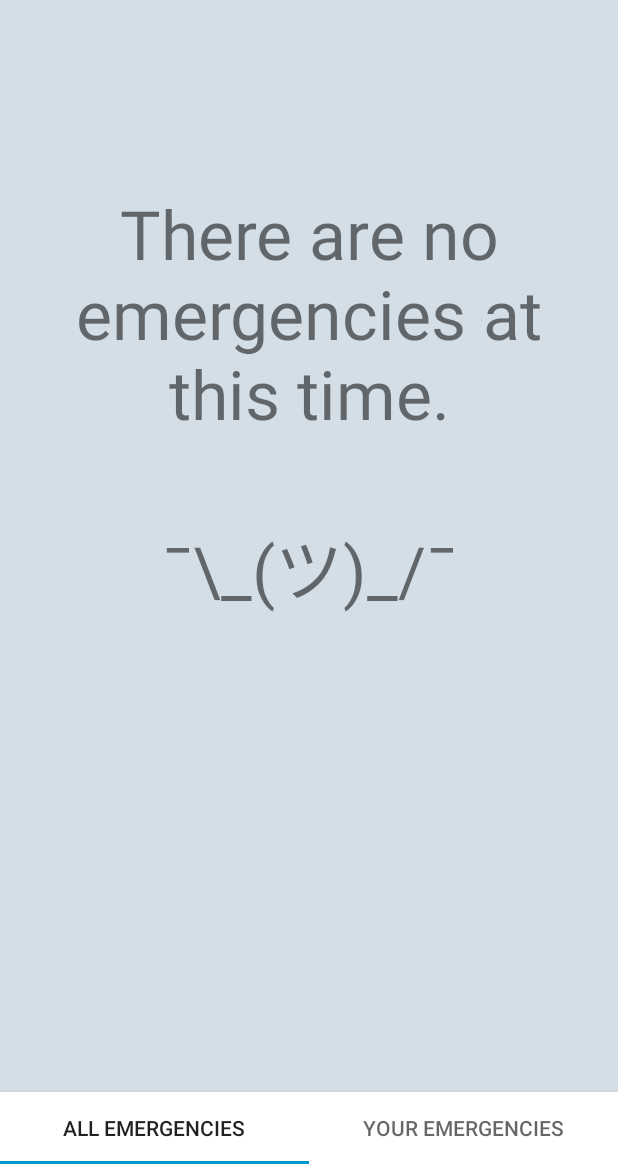
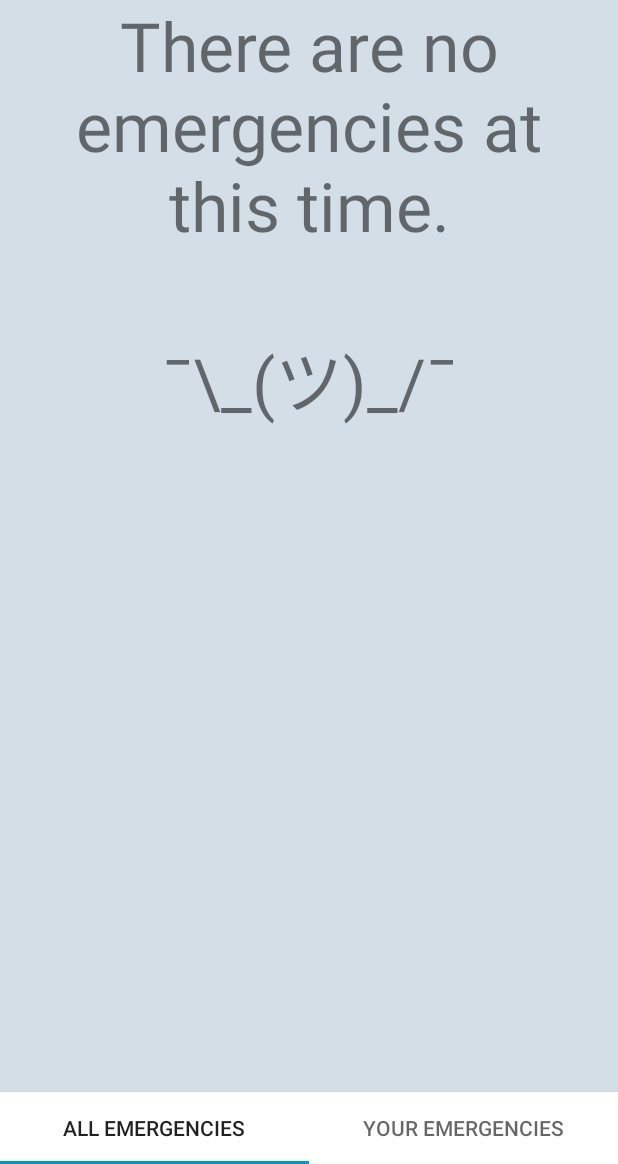
Before and after one commit to Mackatttack123/efar, an Android app: the EFARMainActivityTabbed screen opened directly, with no data from a screen before it, on a phone screen of 412 x 824 dp, the part 72-1236 px from its top. Run offline under Robolectric (Android 15) with nearby library versions, the phone set to English and light mode, and no system bars; our stand-ins replace Firebase (no records; nobody signed in at launch, a user with empty details on screens opened directly); 6 statements that could not run were skipped.

Commit message:
screen size fixes

```diff
--- a/app/src/main/res/layout/activity_efarmain_tabbed.xml
+++ b/app/src/main/res/layout/activity_efarmain_tabbed.xml
@@ -1,5 +1,5 @@
 <?xml version="1.0" encoding="utf-8"?>
-<android.support.design.widget.CoordinatorLayout xmlns:android="http://schemas.android.com/apk/res/android"
+<android.support.constraint.ConstraintLayout xmlns:android="http://schemas.android.com/apk/res/android"
                                                  xmlns:app="http://schemas.android.com/apk/res-auto"
                                                  xmlns:tools="http://schemas.android.com/tools"
                                                  android:id="@+id/main_content"
@@ -10,8 +10,15 @@
 
     <android.support.constraint.ConstraintLayout
         android:layout_width="match_parent"
-        android:layout_height="match_parent"
-        android:background="#d3dee7">
+        android:layout_height="wrap_content"
+        android:layout_marginLeft="0dp"
+        android:layout_marginRight="0dp"
+        android:layout_marginTop="0dp"
+        android:background="#d3dee7"
+        app:layout_constraintLeft_toLeftOf="parent"
+        app:layout_constraintRight_toRightOf="parent"
+        app:layout_constraintTop_toTopOf="parent"
+        android:id="@+id/constraintLayout">
 
         <ImageView
             android:id="@+id/imageView15"
@@ -65,16 +72,24 @@
             app:layout_constraintTop_toTopOf="parent"
             tools:text="call efar"/>
 
+
+    </android.support.constraint.ConstraintLayout>
+
     <android.support.v4.view.ViewPager
         android:id="@+id/container"
         android:layout_width="0dp"
-            android:layout_height="477dp"
+        android:layout_height="0dp"
+        android:layout_marginBottom="0dp"
         android:layout_marginLeft="0dp"
         app:layout_behavior="@string/appbar_scrolling_view_behavior"
         app:layout_constraintBottom_toTopOf="@+id/appbar"
         app:layout_constraintLeft_toLeftOf="parent"
-            app:layout_constraintTop_toBottomOf="@+id/imageView15"
-            app:layout_constraintVertical_bias="0.5"/>
+        android:layout_marginTop="0dp"
+        app:layout_constraintTop_toBottomOf="@+id/constraintLayout"
+        android:layout_marginRight="0dp"
+        app:layout_constraintRight_toRightOf="parent"
+        app:layout_constraintHorizontal_bias="0.0"
+        app:layout_constraintVertical_bias="0.0"/>
 
     <android.support.design.widget.AppBarLayout
         android:id="@+id/appbar"
@@ -82,9 +97,12 @@
         android:layout_height="wrap_content"
         android:background="#ffffff"
         android:backgroundTint="#ffffff"
+        android:layout_marginLeft="0dp"
+        app:layout_constraintLeft_toLeftOf="parent"
+        android:layout_marginRight="0dp"
+        app:layout_constraintRight_toRightOf="parent"
         app:layout_constraintBottom_toBottomOf="parent"
-            app:layout_constraintLeft_toLeftOf="parent"
-            app:layout_constraintRight_toRightOf="parent">
+        android:layout_marginBottom="0dp">
 
         <android.support.design.widget.TabLayout
             android:id="@+id/tabs"
@@ -95,7 +113,4 @@
 
     </android.support.design.widget.AppBarLayout>
 
-
 </android.support.constraint.ConstraintLayout>
-
-</android.support.design.widget.CoordinatorLayout>
```
Lines whose indentation alone changed are shown as unchanged.
